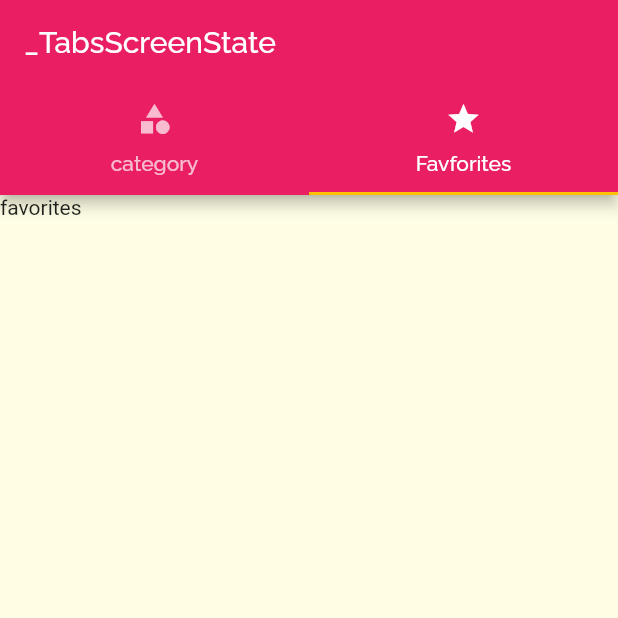
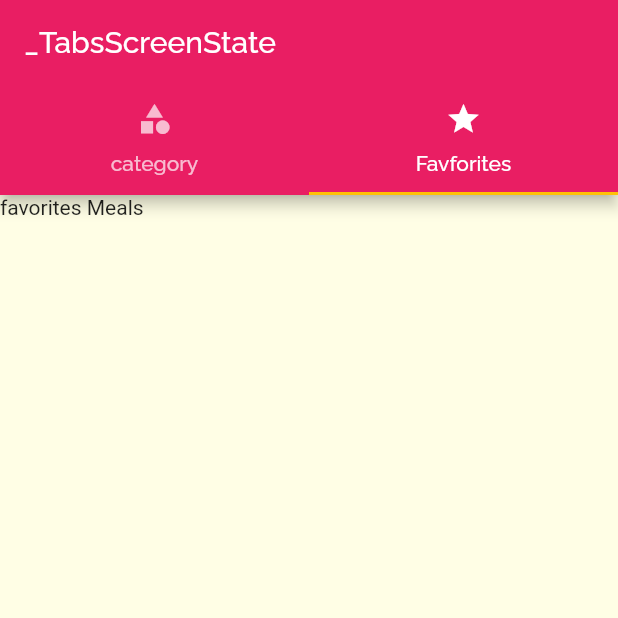
Before and after one commit to HaldunMatar/Flutter_DeliMeals, a Flutter app: the screen it shows after launch, tab 2 chosen, on a phone screen of 412 x 824 dp, the top half of it. Run offline on Flutter 3.47's test engine with Material 2 defaults, Android fonts, the phone set to English and light mode, and no system bars.

```diff
--- a/lib/screens/favorites_screen.dart
+++ b/lib/screens/favorites_screen.dart
@@ -4,7 +4,7 @@ class FavoritesScreen extends StatelessWidget {
   @override
   Widget build(BuildContext context) {
     return Container(
-      child: Text('favorites'),
+      child: Text('favorites Meals'),
     );
   }
 }
```
